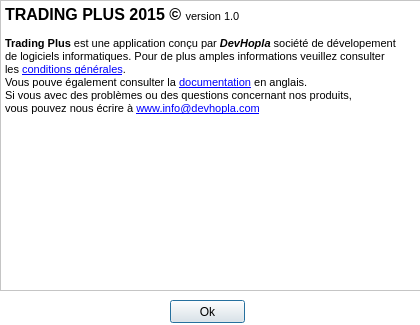
This is Projet3_TRADING/aboutdialog.ui in MacFly669/myGitFiles as Qt 5 draws it before an edit. The edited form follows.
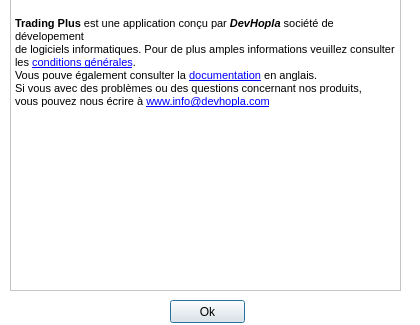
This is the edited form. Icons and pictures are not drawn.

The edit to the form file:
```diff
--- a/Projet3_TRADING/aboutdialog.ui
+++ b/Projet3_TRADING/aboutdialog.ui
@@ -306,13 +306,13 @@
     <string>Ok</string>
    </property>
   </widget>
-  <widget class="QTextEdit" name="textEdit">
+  <widget class="QTextBrowser" name="textBrowser">
    <property name="geometry">
     <rect>
-     <x>0</x>
-     <y>0</y>
-     <width>421</width>
-     <height>291</height>
+     <x>10</x>
+     <y>-20</y>
+     <width>391</width>
+     <height>311</height>
     </rect>
    </property>
    <property name="html">
@@ -326,7 +326,7 @@
 &lt;p style=&quot; margin-top:0px; margin-bottom:0px; margin-left:0px; margin-right:0px; -qt-block-indent:0; text-indent:0px;&quot;&gt;&lt;span style=&quot; font-size:8pt; font-weight:600;&quot;&gt;Trading Plus&lt;/span&gt;&lt;span style=&quot; font-size:8pt;&quot;&gt; est une application conçu par &lt;/span&gt;&lt;span style=&quot; font-size:8pt; font-weight:600; font-style:italic;&quot;&gt;DevHopla&lt;/span&gt;&lt;span style=&quot; font-size:8pt;&quot;&gt; société de dévelopement&lt;/span&gt;&lt;/p&gt;
 &lt;p style=&quot; margin-top:0px; margin-bottom:0px; margin-left:0px; margin-right:0px; -qt-block-indent:0; text-indent:0px;&quot;&gt;&lt;span style=&quot; font-size:8pt;&quot;&gt;de logiciels informatiques. Pour de plus amples informations veuillez consulter&lt;/span&gt;&lt;/p&gt;
 &lt;p style=&quot; margin-top:0px; margin-bottom:0px; margin-left:0px; margin-right:0px; -qt-block-indent:0; text-indent:0px;&quot;&gt;&lt;span style=&quot; font-size:8pt;&quot;&gt;les &lt;/span&gt;&lt;a href=&quot;#&quot;&gt;&lt;span style=&quot; font-size:8pt; text-decoration: underline; color:#0000ff;&quot;&gt;conditions générales&lt;/span&gt;&lt;/a&gt;&lt;span style=&quot; font-size:8pt;&quot;&gt;.&lt;/span&gt;&lt;/p&gt;
-&lt;p style=&quot; margin-top:0px; margin-bottom:0px; margin-left:0px; margin-right:0px; -qt-block-indent:0; text-indent:0px;&quot;&gt;&lt;span style=&quot; font-size:8pt;&quot;&gt;Vous pouve également consulter la &lt;/span&gt;&lt;a href=&quot;~/doc.pdf&quot;&gt;&lt;span style=&quot; font-size:8pt; text-decoration: underline; color:#0000ff;&quot;&gt;documentation&lt;/span&gt;&lt;/a&gt;&lt;span style=&quot; font-size:8pt;&quot;&gt; en anglais.&lt;/span&gt;&lt;/p&gt;
+&lt;p style=&quot; margin-top:0px; margin-bottom:0px; margin-left:0px; margin-right:0px; -qt-block-indent:0; text-indent:0px;&quot;&gt;&lt;span style=&quot; font-size:8pt;&quot;&gt;Vous pouve également consulter la &lt;/span&gt;&lt;a href=&quot;:/doc.pdf&quot;&gt;&lt;span style=&quot; font-size:8pt; text-decoration: underline; color:#0000ff;&quot;&gt;documentation&lt;/span&gt;&lt;/a&gt;&lt;span style=&quot; font-size:8pt;&quot;&gt; en anglais.&lt;/span&gt;&lt;/p&gt;
 &lt;p style=&quot; margin-top:0px; margin-bottom:0px; margin-left:0px; margin-right:0px; -qt-block-indent:0; text-indent:0px;&quot;&gt;&lt;span style=&quot; font-size:8pt;&quot;&gt;Si vous avec des problèmes ou des questions concernant nos produits, &lt;/span&gt;&lt;/p&gt;
 &lt;p style=&quot; margin-top:0px; margin-bottom:0px; margin-left:0px; margin-right:0px; -qt-block-indent:0; text-indent:0px;&quot;&gt;&lt;span style=&quot; font-size:8pt;&quot;&gt;vous pouvez nous écrire à &lt;/span&gt;&lt;a href=&quot;#&quot;&gt;&lt;span style=&quot; font-size:8pt; text-decoration: underline; color:#0000ff;&quot;&gt;www.info@devhopla.com&lt;/span&gt;&lt;/a&gt;&lt;/p&gt;
 &lt;p style=&quot;-qt-paragraph-type:empty; margin-top:0px; margin-bottom:0px; margin-left:0px; margin-right:0px; -qt-block-indent:0; text-indent:0px; font-size:8pt; text-decoration: underline; color:#0000ff;&quot;&gt;&lt;br /&gt;&lt;/p&gt;
```
